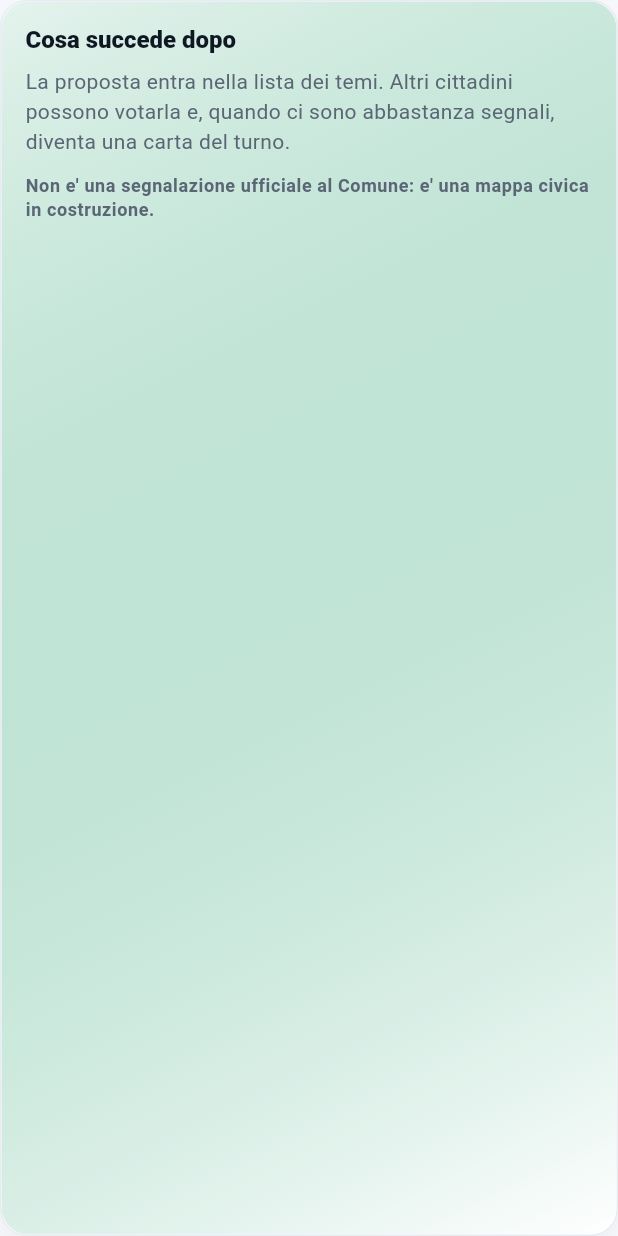
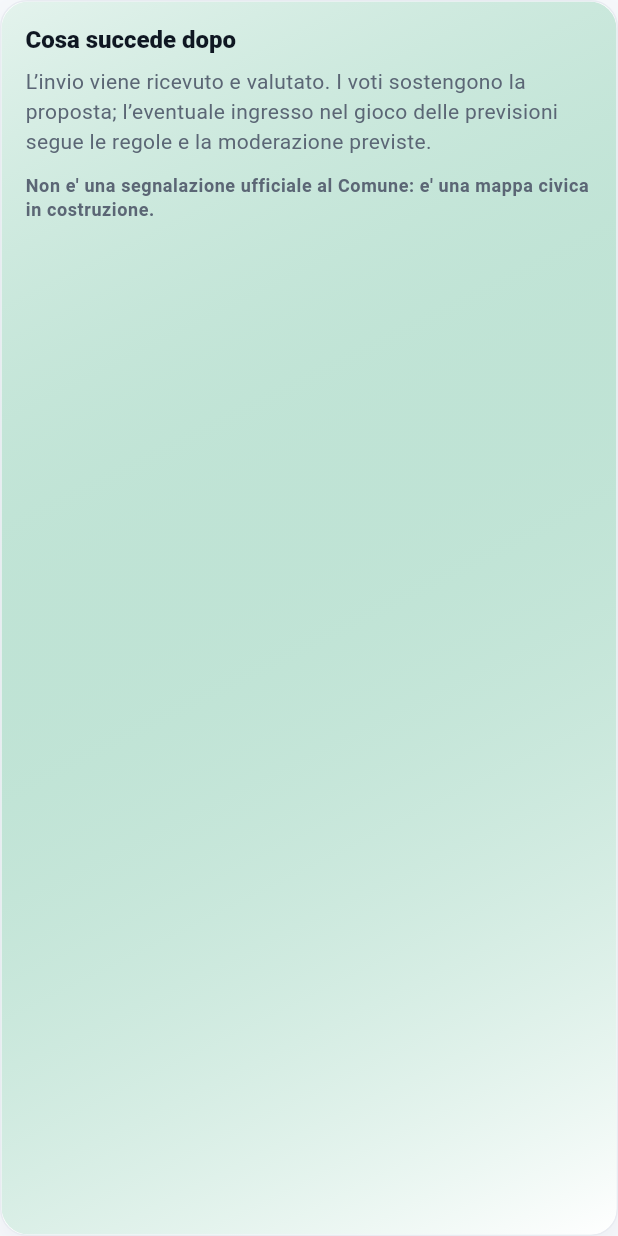
Before and after one commit to gabser/miglioraPaese, a Flutter app: the _ActivationTrustPanel widget shown alone on an empty page, opened directly, on a phone screen of 412 x 824 dp. Run offline on Flutter 3.47's test engine with Material 3 defaults, Android fonts, the phone set to English and light mode, and no system bars; our stand-ins replace bloc, equatable, flutter_bloc, flutter_svg, go_router, shared_preferences; missing offline and left inert: dart:js_interop; accounts and stored records are empty.

Commit message:
fix(copy): preserve moderation conditions on the legacy home

```diff
--- a/lib/features/home/presentation/home_page.dart
+++ b/lib/features/home/presentation/home_page.dart
@@ -363,7 +363,7 @@ class _ActivationTrustPanel extends StatelessWidget {
           ),
           const SizedBox(height: AppTokens.s8),
           Text(
-            'La proposta entra nella lista dei temi. Altri cittadini possono votarla e, quando ci sono abbastanza segnali, diventa una carta del turno.',
+            'L’invio viene ricevuto e valutato. I voti sostengono la proposta; l’eventuale ingresso nel gioco delle previsioni segue le regole e la moderazione previste.',
             style: textTheme.bodyMedium?.copyWith(
               color: scheme.onSurfaceVariant,
               height: 1.42,
@@ -540,7 +540,7 @@ class _RightRail extends StatelessWidget {
               ),
               const SizedBox(height: AppTokens.s16),
               Text(
-                'Punti maturati nella demo locale',
+                'Punti maturati nel gioco delle previsioni',
                 style: textTheme.bodySmall?.copyWith(color: Colors.white),
               ),
             ],
```
Also changed, not shown: 1 other file.
